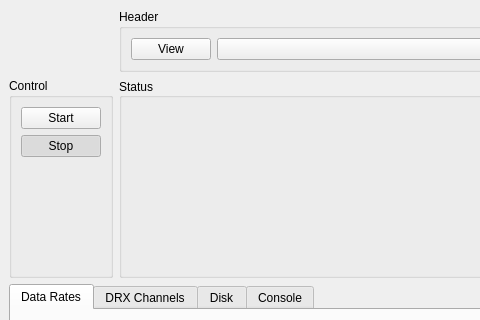
Old version of the form src/eldoragui/EldoraMain.ui in the repository NCAR/eldora_instrument; both pictures show x 0 to 480 and y 0 to 320 of the 661 by 695 pixel window.
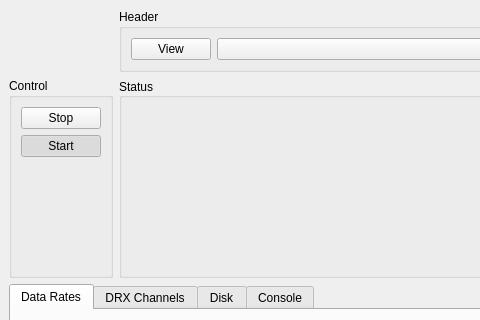
New version of the form.

Commit message: Replaced the remaining callback functions with Qt signals.

The edit to the form file:
```diff
--- a/src/eldoragui/EldoraMain.ui
+++ b/src/eldoragui/EldoraMain.ui
@@ -116,7 +116,7 @@
           <number>6</number>
          </property>
          <item>
-          <widget class="QPushButton" name="startButton" >
+          <widget class="QPushButton" name="stopButton" >
            <property name="sizePolicy" >
             <sizepolicy>
              <hsizetype>1</hsizetype>
@@ -126,7 +126,7 @@
             </sizepolicy>
            </property>
            <property name="text" >
-            <string>Start</string>
+            <string>Stop</string>
            </property>
            <property name="checkable" >
             <bool>true</bool>
@@ -134,7 +134,7 @@
           </widget>
          </item>
          <item>
-          <widget class="QPushButton" name="stopButton" >
+          <widget class="QPushButton" name="startButton" >
            <property name="sizePolicy" >
             <sizepolicy>
              <hsizetype>1</hsizetype>
@@ -144,7 +144,7 @@
             </sizepolicy>
            </property>
            <property name="text" >
-            <string>Stop</string>
+            <string>Start</string>
            </property>
            <property name="checkable" >
             <bool>true</bool>
```
The commit also changes 2 other files.
